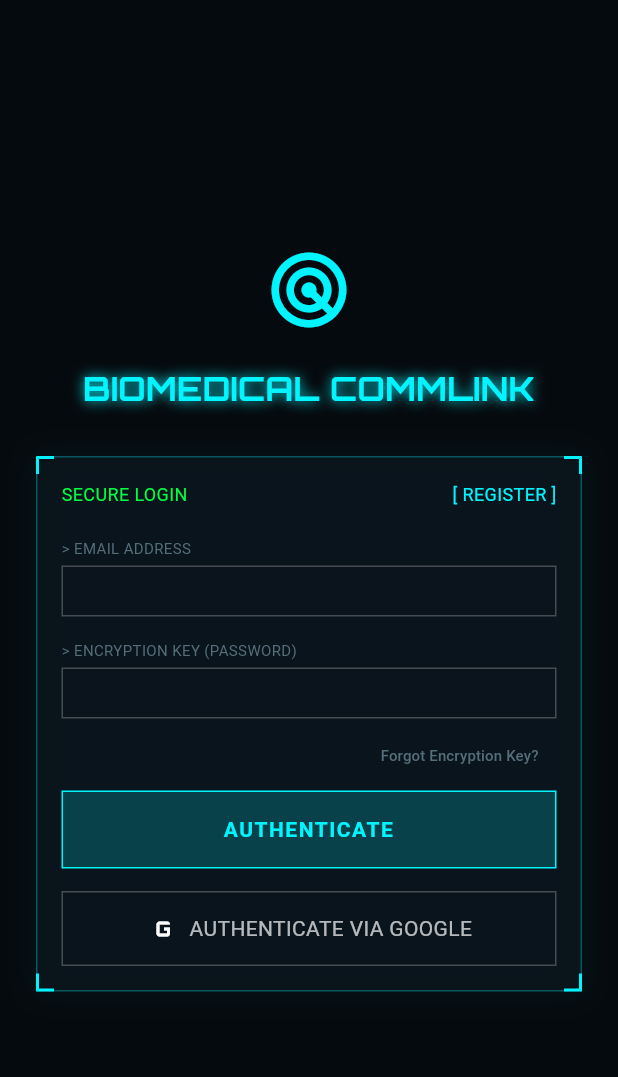
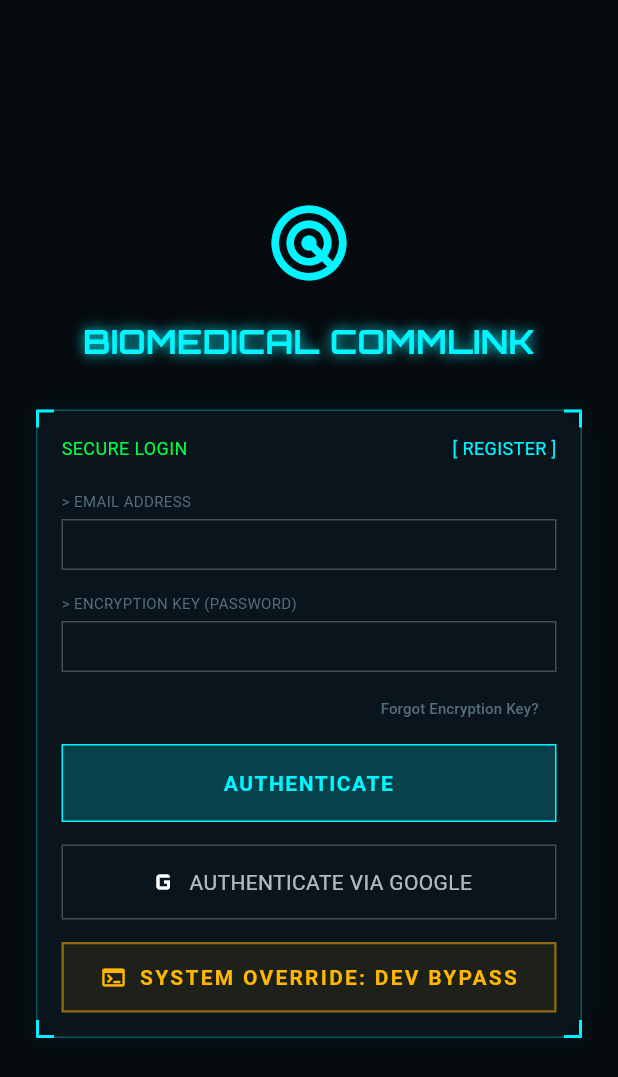
Before and after one commit to NDICCE-debugg/ma_1, a Flutter app: the screen it shows after launch, on a phone screen of 412 x 824 dp. Shown: the top 1077 px of the screen. Run offline on Flutter 3.47's test engine with Material 3 defaults, Android fonts, the phone set to English and light mode, and no system bars; drawn by our look-alikes of flutter_animate; our stand-ins replace audioplayers, firebase_auth, firebase_core, flutter_local_notifications, flutter_secure_storage, flutter_tts and 8 more; missing offline and left inert: app_badge_plus, flutter_background_service, mobile_scanner, workmanager; accounts and stored records are empty; Roboto replaces fonts that are missing (Share Tech Mono).

Commit message:
fix: resolve web-startup crashes and add dev bypass

```diff
--- a/lib/screens/login_screen.dart
+++ b/lib/screens/login_screen.dart
@@ -235,7 +235,35 @@ class _LoginScreenState extends State<LoginScreen> {
                                   ),
                                 ),
                               ),
-                            ]
+                            ],
+                            const SizedBox(height: 15),
+                            GestureDetector(
+                              onTap: _bootSequence,
+                              child: Container(
+                                width: double.infinity,
+                                padding: const EdgeInsets.symmetric(vertical: 12),
+                                decoration: BoxDecoration(
+                                  color: AppTheme.warning.withOpacity(0.08),
+                                  border: Border.all(color: AppTheme.warning.withOpacity(0.5), width: 1.5),
+                                ),
+                                child: const Row(
+                                  mainAxisAlignment: MainAxisAlignment.center,
+                                  children: [
+                                    Icon(Icons.terminal, color: AppTheme.warning, size: 18),
+                                    SizedBox(width: 8),
+                                    Text(
+                                      "SYSTEM OVERRIDE: DEV BYPASS",
+                                      style: TextStyle(
+                                        color: AppTheme.warning,
+                                        fontFamily: 'Share Tech Mono',
+                                        fontWeight: FontWeight.bold,
+                                        letterSpacing: 1.5,
+                                      ),
+                                    ),
+                                  ],
+                                ),
+                              ),
+                            ),
                           ]
                         ],
                       ),
--- a/lib/services/notification_service.dart
+++ b/lib/services/notification_service.dart
@@ -1,4 +1,5 @@
 import 'package:flutter/material.dart';
+import 'package:flutter/foundation.dart';
 import 'package:flutter_local_notifications/flutter_local_notifications.dart';
 import 'package:workmanager/workmanager.dart';
 import 'package:permission_handler/permission_handler.dart';
@@ -32,6 +33,7 @@ class NotificationService {
   }
 
   static Future<void> requestPermission(BuildContext context) async {
+    if (kIsWeb) return;
     if (await Permission.notification.isDenied) {
       showDialog(
         context: context,
@@ -64,6 +66,7 @@ class NotificationService {
   }
 
   static Future<void> checkInventoryAlerts() async {
+    if (kIsWeb) return;
     final parts = await DatabaseHelper.instance.getInventory();
     int criticalCount = 0;
 
--- a/pubspec.yaml
+++ b/pubspec.yaml
@@ -54,8 +54,8 @@ dependencies:
 
   # --- AUTH & SECURE STORAGE ---
   flutter_secure_storage: ^9.0.0
-  firebase_core: ^2.30.0
-  firebase_auth: ^4.15.3
+  firebase_core: ^3.0.0
+  firebase_auth: ^5.0.0
   google_sign_in: ^6.2.1
 
 dev_dependencies:
```
Also changed, not shown: lib/main.dart (+22 -6 lines), pubspec.lock, 2 other files.
